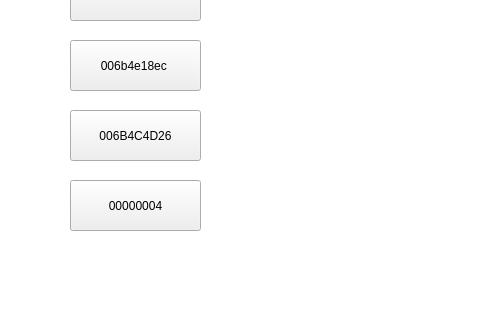
Qt form SmartCabinet/Device/devicesimulate.ui (birdman1992/SmartCabinet) before a commit; both pictures show x 0 to 480 and y 160 to 480 of the 640 by 480 pixel window.
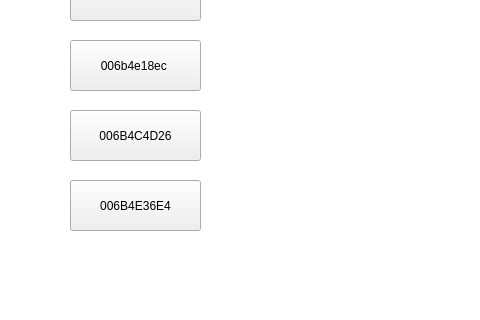
The same form after that commit. The open tabs and pages were chosen to show the change.

What changed in the file:
```diff
--- a/SmartCabinet/Device/devicesimulate.ui
+++ b/SmartCabinet/Device/devicesimulate.ui
@@ -120,7 +120,7 @@
         <enum>Qt::NoFocus</enum>
        </property>
        <property name="text">
-        <string>00000004</string>
+        <string>006B4E36E4</string>
        </property>
       </widget>
      </widget>
```
Left out of the diff: 2 changed lines with no effect on the pictures.
